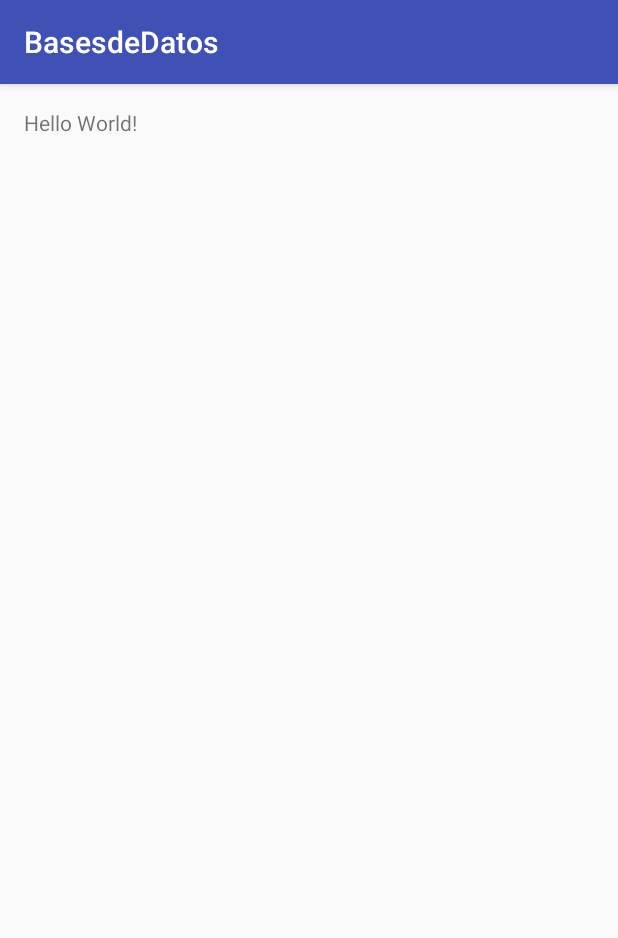
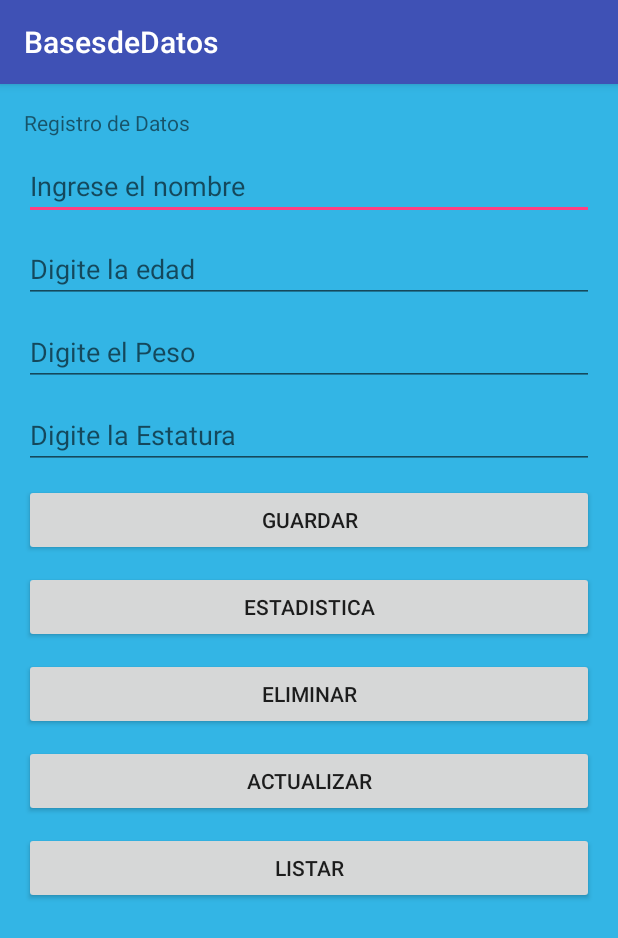
Before and after one commit to nelson0324/tdeaAndroid, an Android app: the screen it shows after launch (MainActivity), on a phone screen of 412 x 824 dp. Shown: the top 938 px of the screen. Run offline under Robolectric (Android 15) with nearby library versions, the phone set to English and light mode, and no system bars.

Commit message:
Inser a base de datos y listar

```diff
--- a/BasesdeDatos/app/src/main/AndroidManifest.xml
+++ b/BasesdeDatos/app/src/main/AndroidManifest.xml
@@ -15,6 +15,7 @@
                 <category android:name="android.intent.category.LAUNCHER" />
             </intent-filter>
         </activity>
+        <activity android:name=".ListaActivity"></activity>
     </application>
 
 </manifest>
--- a/BasesdeDatos/app/src/main/java/co/com/nelson/basesdedatos/MainActivity.java
+++ b/BasesdeDatos/app/src/main/java/co/com/nelson/basesdedatos/MainActivity.java
@@ -1,19 +1,100 @@
 package co.com.nelson.basesdedatos;
 
+import android.content.ContentValues;
+import android.content.Intent;
+import android.database.Cursor;
 import android.database.sqlite.SQLiteDatabase;
+import android.support.annotation.FloatRange;
 import android.support.v7.app.AppCompatActivity;
 import android.os.Bundle;
+import android.support.v7.widget.Toolbar;
+import android.view.View;
+import android.widget.Button;
+import android.widget.EditText;
+import android.widget.Toast;
+
+import java.io.Console;
 
 import db.IMCSqlite;
 
-public class MainActivity extends AppCompatActivity {
+public class MainActivity extends AppCompatActivity implements View.OnClickListener{
    private  IMCSqlite imcSqlite= new IMCSqlite(MainActivity.this);
     private SQLiteDatabase db;
+    private EditText txtNombre,txtEdad,txtPeso,txtEstatura;
+    private Button btnGuardar,btnEliminar, btnActualizar, btnEstadistica,btnLista;
 
     @Override
     protected void onCreate(Bundle savedInstanceState) {
         super.onCreate(savedInstanceState);
         setContentView(R.layout.activity_main);
         db=imcSqlite.getWritableDatabase();
+        txtNombre= (EditText) findViewById(R.id.txtNombre);
+        txtEdad= (EditText) findViewById(R.id.txtEdad);
+        txtPeso= (EditText) findViewById(R.id.txtpeso);
+        txtEstatura= (EditText) findViewById(R.id.txtEstatura);
+
+        btnGuardar= (Button) findViewById(R.id.btnGuardar);
+        btnGuardar.setOnClickListener(this);
+        btnEstadistica= (Button) findViewById(R.id.btnEstadistica);
+        btnEstadistica.setOnClickListener(this);
+        btnActualizar= (Button) findViewById(R.id.btnActualizar);
+        btnActualizar.setOnClickListener(this);
+        btnEliminar= (Button) findViewById(R.id.btnEliminar);
+        btnEliminar.setOnClickListener(this);
+
+        btnLista= (Button) findViewById(R.id.btnLista);
+        btnLista.setOnClickListener(this);
+    }
+
+    @Override
+    public void onClick(View view) {
+        if(view == btnLista){
+
+            Intent i = new Intent(MainActivity.this,ListaActivity.class);
+            startActivity(i);
+
+
+        }//fin listar
+
+        if(validarDatos()){
+
+            if (view==btnGuardar) {
+
+                try {
+                    ContentValues registro = new ContentValues();
+                    registro.put("nombre", txtNombre.getText().toString());
+                    registro.put("edad", Integer.parseInt(txtEdad.getText().toString()));
+                    registro.put("peso", Float.parseFloat(txtPeso.getText().toString()));
+                    registro.put("estatura", Float.parseFloat(txtEstatura.getText().toString()));
+                    if( db.insert("tblimc",null, registro) >0) {
+                        Toast.makeText(this, "Se inserto correctamente", Toast.LENGTH_SHORT).show();
+                    }else
+                        Toast.makeText(this,"Error No se pudo insertar",Toast.LENGTH_SHORT).show();
+
+
+
+                }catch (Exception e){
+
+                    e.printStackTrace();
+                    Toast.makeText(this,"Error No se pudo insertar",Toast.LENGTH_SHORT).show();
+                }
+
+            }//fin guardar
+
+        }else {
+
+            Toast.makeText(MainActivity.this,"Debe ingresar todos los datos",Toast.LENGTH_SHORT).show();
+        }
+
+    }
+
+    private boolean validarDatos(){
+
+        if(txtNombre.getText().toString().length()==0  ||
+                txtEdad.getText().toString().length()==0 ||
+                txtPeso.getText().toString().length()==0 ||
+        txtEstatura.getText().toString().length()==0)
+            return false;
+        return true;
     }
 }
--- a/BasesdeDatos/app/src/main/res/layout/activity_main.xml
+++ b/BasesdeDatos/app/src/main/res/layout/activity_main.xml
@@ -1,16 +1,97 @@
 <?xml version="1.0" encoding="utf-8"?>
-<RelativeLayout xmlns:android="http://schemas.android.com/apk/res/android"
+<LinearLayout xmlns:android="http://schemas.android.com/apk/res/android"
     xmlns:tools="http://schemas.android.com/tools"
     android:layout_width="match_parent"
     android:layout_height="match_parent"
+    android:orientation="vertical"
     android:paddingBottom="@dimen/activity_vertical_margin"
     android:paddingLeft="@dimen/activity_horizontal_margin"
     android:paddingRight="@dimen/activity_horizontal_margin"
     android:paddingTop="@dimen/activity_vertical_margin"
-    tools:context="co.com.nelson.basesdedatos.MainActivity">
+    tools:context="co.com.nelson.basesdedatos.MainActivity"
+    android:background="@android:color/holo_blue_light">
+    <ScrollView
+        android:layout_width="match_parent"
+        android:layout_height="wrap_content">
 
+    <LinearLayout
+        android:layout_width="match_parent"
+        android:layout_height="wrap_content"
+        android:orientation="vertical">
     <TextView
         android:layout_width="wrap_content"
         android:layout_height="wrap_content"
-        android:text="Hello World!" />
-</RelativeLayout>
+        android:text="Registro de Datos" />
+
+    <EditText
+    android:layout_width="match_parent"
+    android:layout_height="wrap_content"
+    android:hint="Ingrese el nombre"
+    android:layout_marginTop="10dp"
+    android:id="@+id/txtNombre"
+        android:textColor="@color/abc_input_method_navigation_guard" />
+
+    <EditText
+        android:layout_width="match_parent"
+        android:layout_height="wrap_content"
+        android:inputType="number"
+        android:hint="Digite la edad"
+        android:layout_marginTop="10dp"
+        android:id="@+id/txtEdad" />
+
+    <EditText
+    android:layout_width="match_parent"
+    android:layout_height="wrap_content"
+    android:inputType="numberDecimal"
+    android:hint="Digite el Peso"
+    android:layout_marginTop="10dp"
+    android:id="@+id/txtpeso" />
+
+    <EditText
+        android:layout_width="match_parent"
+        android:layout_height="wrap_content"
+        android:inputType="numberDecimal"
+        android:hint="Digite la Estatura"
+        android:layout_marginTop="10dp"
+        android:id="@+id/txtEstatura" />
+
+    <Button
+        android:layout_width="match_parent"
+        android:layout_marginTop="10dp"
+        android:layout_height="wrap_content"
+        android:id="@+id/btnGuardar"
+        android:text="Guardar"/>
+
+
+    <Button
+        android:layout_width="match_parent"
+        android:layout_marginTop="10dp"
+        android:layout_height="wrap_content"
+        android:id="@+id/btnEstadistica"
+        android:text="Estadistica"/>
+
+
+    <Button
+        android:layout_width="match_parent"
+        android:layout_marginTop="10dp"
+        android:layout_height="wrap_content"
+        android:id="@+id/btnEliminar"
+        android:text="Eliminar"/>
+
+
+    <Button
+        android:layout_width="match_parent"
+        android:layout_marginTop="10dp"
+        android:layout_height="wrap_content"
+        android:id="@+id/btnActualizar"
+        android:text="Actualizar"/>
+
+        <Button
+            android:layout_width="match_parent"
+            android:layout_marginTop="10dp"
+            android:layout_height="wrap_content"
+            android:id="@+id/btnLista"
+            android:text="Listar"/>
+    </LinearLayout>
+    </ScrollView>
+</LinearLayout>
```
Also changed, not shown: BasesdeDatos/app/src/main/java/co/com/nelson/basesdedatos/ListaActivity.java (added, +47 -0 lines), BasesdeDatos/app/src/main/res/layout/activity_lista.xml (added, +25 -0 lines).
